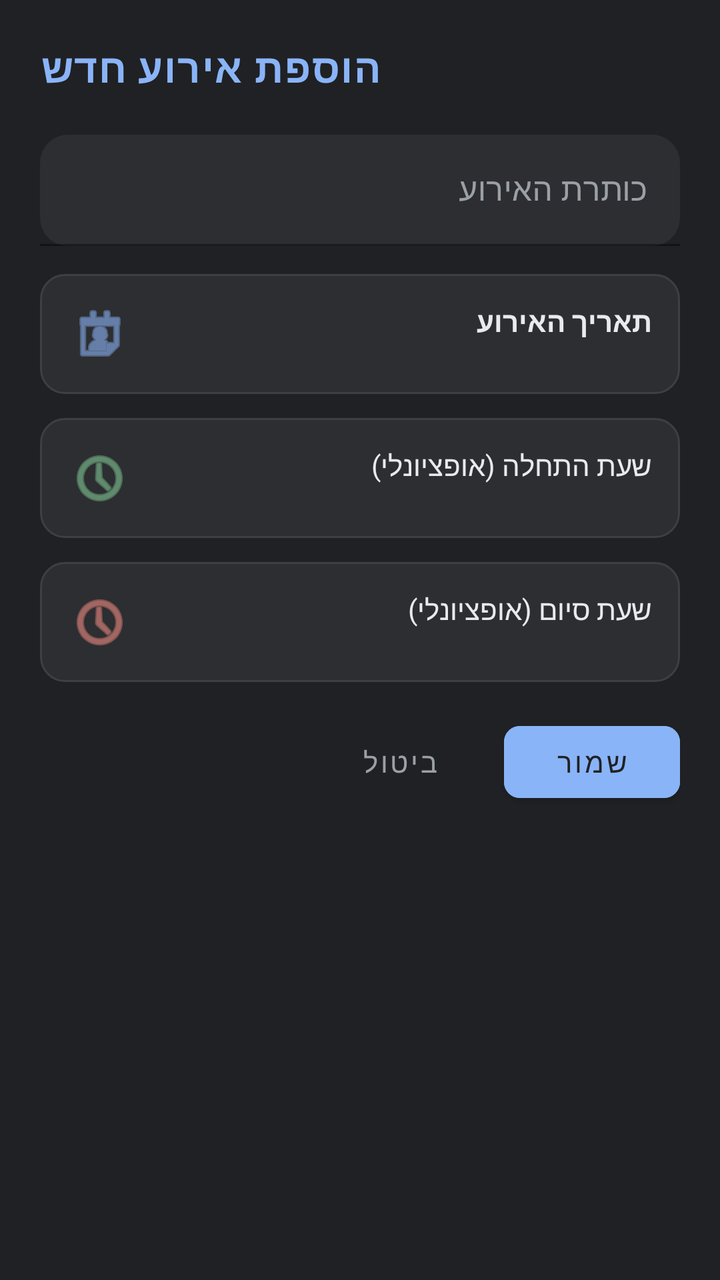
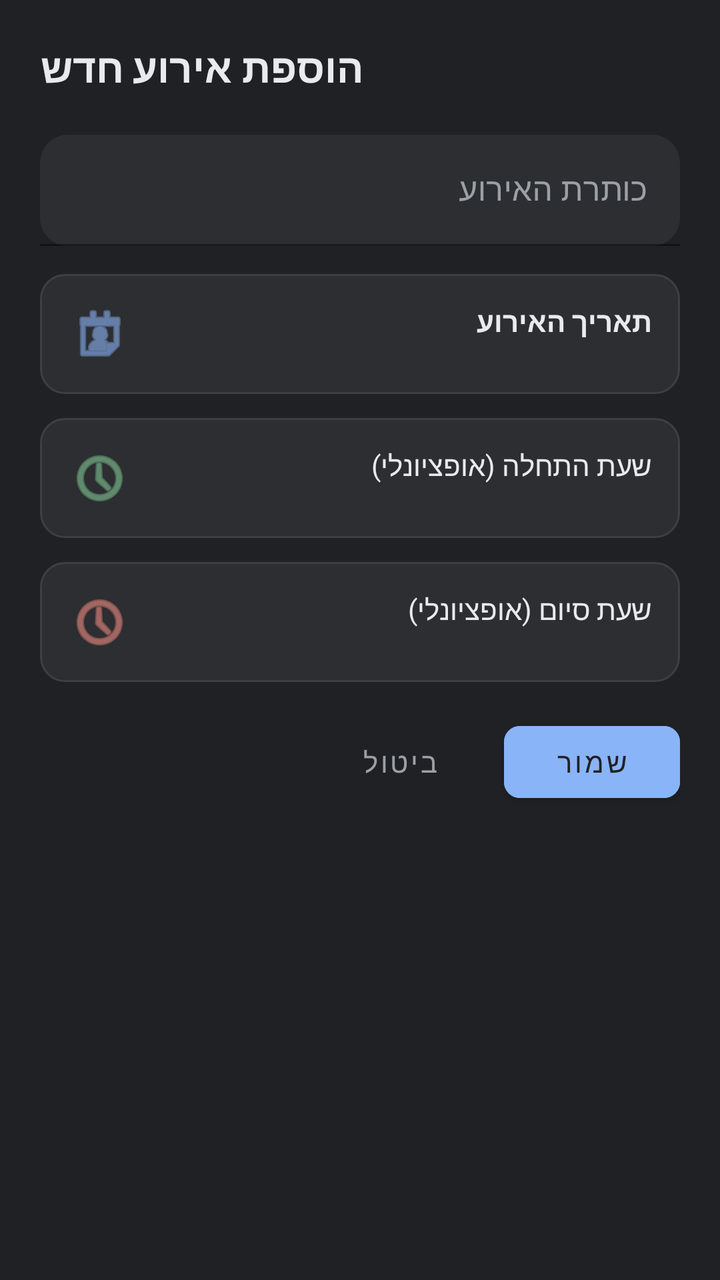

An Android layout rendered at two revisions. The XML below is the earlier revision; the diff shows what the commit changed to produce the second picture.
<!-- AndroidManifest.xml: activity theme Theme.GCalSearchAdd -->
<!-- res/layout/activity_add_event.xml -->
<?xml version="1.0" encoding="utf-8"?>
<LinearLayout xmlns:android="http://schemas.android.com/apk/res/android"
    xmlns:app="http://schemas.android.com/apk/res-auto"
    android:layout_width="match_parent"
    android:layout_height="match_parent"
    android:orientation="vertical"
    android:background="@color/bg_deep"
    android:padding="20dp">

    <TextView
        android:layout_width="wrap_content"
        android:layout_height="wrap_content"
        android:text="@string/add_event_title"
        android:textSize="20sp"
        android:textStyle="bold"
        android:textColor="@color/neon_cyan"
        android:letterSpacing="0.03"
        android:layout_marginBottom="20dp" />

    <com.google.android.material.textfield.TextInputLayout
        android:layout_width="match_parent"
        android:layout_height="wrap_content"
        app:boxCornerRadiusTopStart="14dp"
        app:boxCornerRadiusTopEnd="14dp"
        app:boxCornerRadiusBottomStart="14dp"
        app:boxCornerRadiusBottomEnd="14dp"
        app:boxBackgroundColor="@color/surface"
        app:boxStrokeColor="@color/neon_cyan"
        app:hintTextColor="@color/text_secondary"
        android:textColorHint="@color/text_secondary"
        android:hint="@string/event_title_hint">
        <com.google.android.material.textfield.TextInputEditText
            android:id="@+id/etTitle"
            android:layout_width="match_parent"
            android:layout_height="wrap_content"
            android:textColor="@color/text_primary" />
    </com.google.android.material.textfield.TextInputLayout>

    <TextView
        android:id="@+id/tvDatePicker"
        android:layout_width="match_parent"
        android:layout_height="wrap_content"
        android:layout_marginTop="14dp"
        android:padding="14dp"
        android:background="@drawable/bg_rounded_field"
        android:drawableStart="@android:drawable/ic_menu_my_calendar"
        android:drawablePadding="10dp"
        app:drawableTint="@color/neon_cyan"
        android:text="@string/event_date_hint"
        android:textColor="@color/text_primary"
        android:textStyle="bold" />

    <TextView
        android:id="@+id/tvStartTimePicker"
        android:layout_width="match_parent"
        android:layout_height="wrap_content"
        android:layout_marginTop="12dp"
        android:padding="14dp"
        android:background="@drawable/bg_rounded_field"
        android:drawableStart="@android:drawable/ic_menu_recent_history"
        android:drawablePadding="10dp"
        app:drawableTint="@color/neon_lime"
        android:text="@string/event_start_hint"
        android:textColor="@color/text_primary" />

    <TextView
        android:id="@+id/tvEndTimePicker"
        android:layout_width="match_parent"
        android:layout_height="wrap_content"
        android:layout_marginTop="12dp"
        android:padding="14dp"
        android:background="@drawable/bg_rounded_field"
        android:drawableStart="@android:drawable/ic_menu_recent_history"
        android:drawablePadding="10dp"
        app:drawableTint="@color/neon_magenta"
        android:text="@string/event_end_hint"
        android:textColor="@color/text_primary" />

    <TextView
        android:id="@+id/tvExistingEventsLabel"
        android:layout_width="wrap_content"
        android:layout_height="wrap_content"
        android:layout_marginTop="22dp"
        android:text="@string/existing_events_label"
        android:textColor="@color/text_secondary"
        android:textSize="13sp"
        android:letterSpacing="0.03"
        android:visibility="gone" />

    <ProgressBar
        android:id="@+id/progressExistingEvents"
        style="?android:attr/progressBarStyleSmall"
        android:layout_width="wrap_content"
        android:layout_height="wrap_content"
        android:indeterminateTint="@color/neon_cyan"
        android:layout_marginTop="8dp"
        android:visibility="gone" />

    <androidx.recyclerview.widget.RecyclerView
        android:id="@+id/rvExistingEvents"
        android:layout_width="match_parent"
        android:layout_height="0dp"
        android:layout_weight="1"
        android:clipToPadding="false"
        android:paddingTop="8dp"
        android:layout_marginTop="4dp"
        android:visibility="gone" />

    <LinearLayout
        android:layout_width="match_parent"
        android:layout_height="wrap_content"
        android:orientation="horizontal"
        android:layout_marginTop="16dp"
        android:gravity="end">

        <com.google.android.material.button.MaterialButton
            android:id="@+id/btnCancel"
            style="@style/Widget.MaterialComponents.Button.TextButton"
            android:layout_width="wrap_content"
            android:layout_height="wrap_content"
            android:textColor="@color/text_secondary"
            android:text="@string/cancel" />

        <com.google.android.material.button.MaterialButton
            android:id="@+id/btnSave"
            android:layout_width="wrap_content"
            android:layout_height="wrap_content"
            android:layout_marginStart="8dp"
            app:cornerRadius="8dp"
            android:backgroundTint="@color/pastel_blue"
            android:textColor="@color/bg_deep"
            android:text="@string/save" />

    </LinearLayout>

</LinearLayout>
<!-- resources referenced by this layout -->
<resources>
  <color name="bg_deep">#202124</color>
  <color name="neon_cyan">@color/pastel_blue</color>
  <color name="neon_lime">@color/pastel_green</color>
  <color name="neon_magenta">@color/pastel_red</color>
  <color name="pastel_blue">#8AB4F8</color>
  <color name="surface">#2D2E31</color>
  <color name="text_primary">#E8EAED</color>
  <color name="text_secondary">#9AA0A6</color>
  <!-- drawable bg_rounded_field (drawable) -->
  <?xml version="1.0" encoding="utf-8"?>
  <shape xmlns:android="http://schemas.android.com/apk/res/android" android:shape="rectangle">
      <solid android:color="@color/surface" />
      <corners android:radius="12dp" />
      <stroke android:width="1dp" android:color="@color/hairline" />
      <padding android:left="4dp" android:top="4dp" android:right="4dp" android:bottom="4dp" />
  </shape>
  <string name="add_event_title">הוספת אירוע חדש</string>
  <string name="cancel">ביטול</string>
  <string name="event_date_hint">תאריך האירוע</string>
  <string name="event_end_hint">שעת סיום (אופציונלי)</string>
  <string name="event_start_hint">שעת התחלה (אופציונלי)</string>
  <string name="event_title_hint">כותרת האירוע</string>
  <string name="existing_events_label">אירועים קיימים ביום זה:</string>
  <string name="save">שמור</string>
  <style name="Theme.GCalSearchAdd" parent="Theme.MaterialComponents.DayNight.NoActionBar">
          <item name="colorPrimary">@color/bg_deep</item>
          <item name="colorPrimaryDark">@color/bg_deep</item>
          <item name="colorAccent">@color/neon_cyan</item>
          <item name="android:windowBackground">@color/bg_deep</item>
          <item name="android:statusBarColor">@color/bg_deep</item>
          <item name="android:navigationBarColor">@color/bg_deep</item>
      </style>
  <color name="pastel_green">#81C995</color>
  <color name="pastel_red">#F28B82</color>
  <color name="hairline">#3C4043</color>
</resources>

<!-- the commit's change to res/layout/activity_add_event.xml (unified diff, before → after) -->
@@ -13,8 +13,7 @@
         android:text="@string/add_event_title"
         android:textSize="20sp"
         android:textStyle="bold"
-        android:textColor="@color/neon_cyan"
-        android:letterSpacing="0.03"
+        android:textColor="@color/text_primary"
         android:layout_marginBottom="20dp" />
 
     <com.google.android.material.textfield.TextInputLayout
